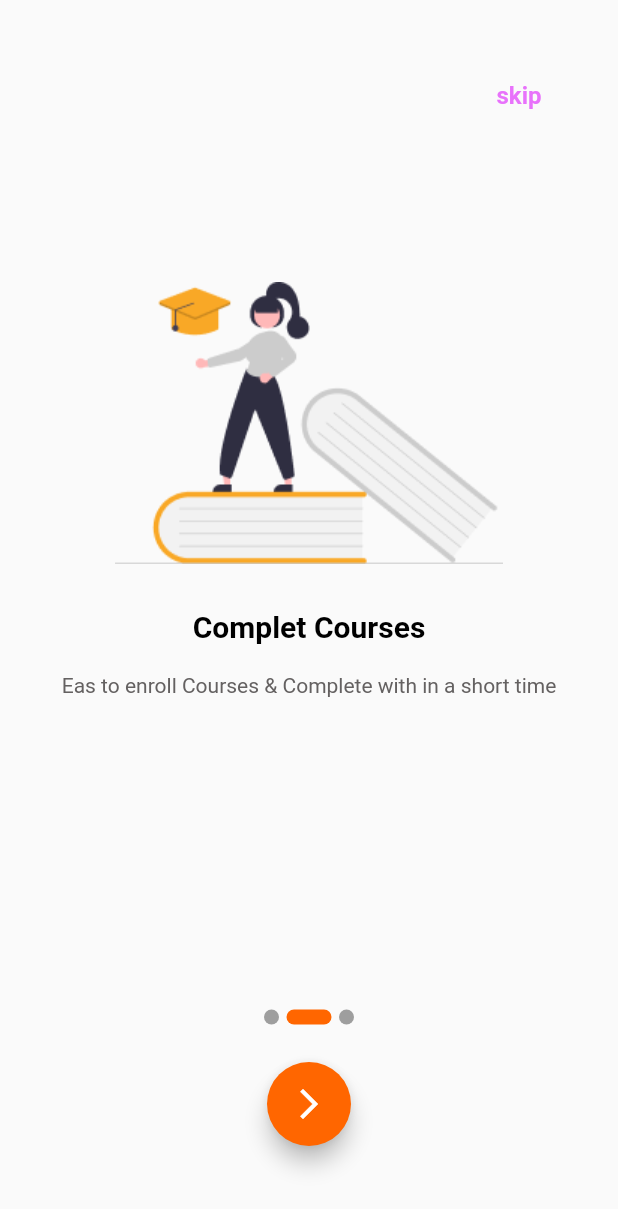
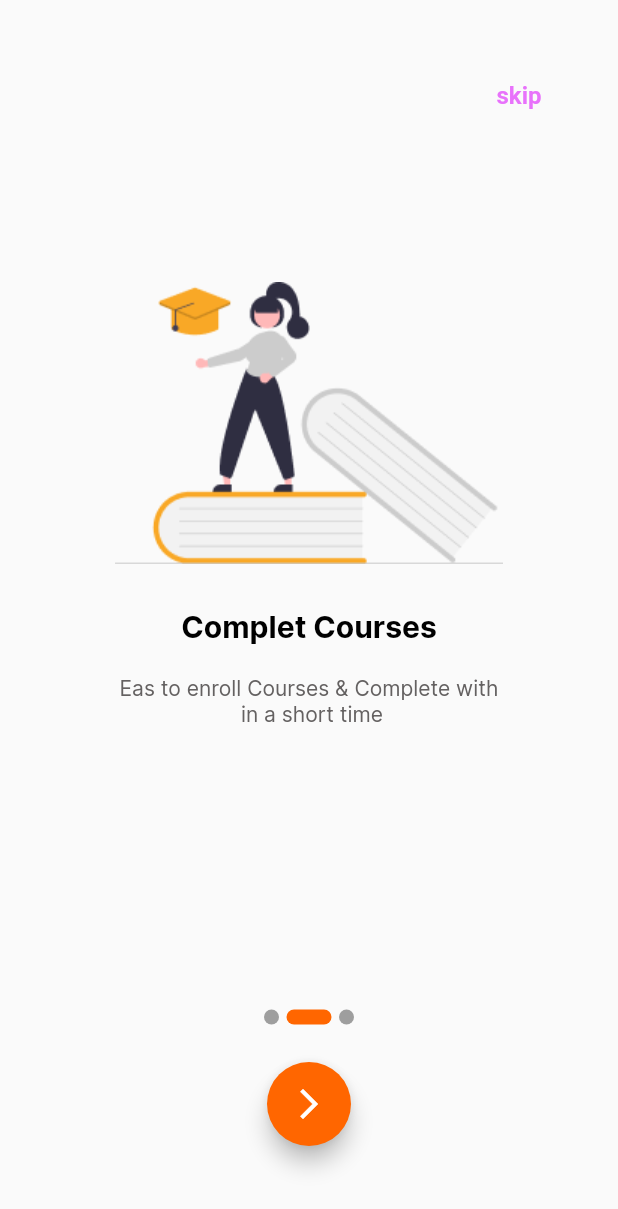
Before and after one commit to OHany1999/orangeApplication, a Flutter app: the OnBoardingScreen screen opened by its route, after a tap on the "arrow forward ios" icon, on a phone screen of 412 x 824 dp. Shown: the top 1209 px of the screen. Run offline on Flutter 3.47's test engine with Material 2 defaults, Android fonts, the phone set to English and light mode, and no system bars; drawn by our look-alikes of smooth_page_indicator.

Commit message:
small update

```diff
--- a/lib/main.dart
+++ b/lib/main.dart
@@ -14,7 +14,7 @@ class MyApp extends StatelessWidget {
     return MaterialApp(
       debugShowCheckedModeBanner: false,
       theme: MyTheme.lightTheme,
-      initialRoute: LoginScreen.routeName,
+      initialRoute: OnBoardingScreen.routeName,
       routes: {
         OnBoardingScreen.routeName: (context) => OnBoardingScreen(),
         LoginScreen.routeName: (context) => LoginScreen()
--- a/lib/screen/login/login.dart
+++ b/lib/screen/login/login.dart
@@ -17,7 +17,7 @@ class LoginScreen extends StatelessWidget {
           children: [
             Padding(
               padding: const EdgeInsets.only(
-                top: 163,
+                top: 120,
                 left: 10.0,
                 right: 20.0,
               ),
--- a/lib/screen/onBoarding/Boarding_item.dart
+++ b/lib/screen/onBoarding/Boarding_item.dart
@@ -4,18 +4,41 @@ import '../../model/onBoarding/onBoarding_model.dart';
 
 class OnBoardingItem extends StatelessWidget {
   OnBoardingModel onBoardingModel;
+
   OnBoardingItem(this.onBoardingModel);
+
   @override
   Widget build(BuildContext context) {
-    var screen_size= MediaQuery.of(context).size;
+    var screen_size = MediaQuery
+        .of(context)
+        .size;
     return Column(
       children: [
-        SizedBox(height: 100,),
+        SizedBox(
+          height: 100,
+        ),
         Image.asset(onBoardingModel.image),
-        SizedBox(height: 30,),
-        Text(onBoardingModel.title,style: TextStyle(fontSize: 20,color: Colors.black,fontWeight: FontWeight.w700,),),
-        SizedBox(height: 20,),
-        Text(onBoardingModel.body,style: TextStyle(color: Color(0xff646161),fontSize: 14),),
+        SizedBox(
+          height: 30,
+        ),
+        Text(
+          onBoardingModel.title,
+          style: TextStyle(
+            fontSize: 20,
+            color: Colors.black,
+            fontWeight: FontWeight.w700,
+            fontFamily: 'Inter',
+          ),
+        ),
+        SizedBox(
+          height: 20,
+        ),
+        Text(
+          onBoardingModel.body,
+          style: TextStyle(
+              color: Color(0xff646161), fontSize: 14, fontFamily: 'Inter',),
+          textAlign: TextAlign.center,
+        ),
       ],
     );
   }
--- a/lib/screen/onBoarding/onBoarding.dart
+++ b/lib/screen/onBoarding/onBoarding.dart
@@ -1,4 +1,5 @@
 import 'package:flutter/material.dart';
+import 'package:orange_course/screen/login/login.dart';
 import 'package:orange_course/screen/onBoarding/Boarding_item.dart';
 import 'package:orange_course/screen/onBoarding/onBoarding_vm.dart';
 import 'package:provider/provider.dart';
@@ -14,15 +15,15 @@ class OnBoardingScreen extends StatelessWidget {
     OnBoardingModel(
         image: 'assets/images/work.png',
         title: 'Never Stop Learning',
-        body: 'Expand you Knowledge in Covid 19 Lockdown'),
+        body: 'Expand you Knowledge in Covid 19 \n Lockdown'),
     OnBoardingModel(
         image: 'assets/images/success.png',
         title: 'Complet Courses',
-        body: 'Eas to enroll Courses & Complete with in a short time'),
+        body: 'Eas to enroll Courses & Complete with \n in a short time'),
     OnBoardingModel(
         image: 'assets/images/list.png',
         title: 'Complet Courses',
-        body: 'Eas to enroll Courses & Complete with in a short time'),
+        body: 'Eas to enroll Courses & Complete with \n in a short time'),
   ];
 
 
@@ -38,7 +39,7 @@ class OnBoardingScreen extends StatelessWidget {
             children: [
               Container(
                 margin: EdgeInsets.only(top: 40,left: 280),
-                child: pro.ShowSkip(),
+                child: pro.ShowSkip(context),
               ),
               Expanded(
                 child: PageView.builder(
@@ -50,7 +51,8 @@ class OnBoardingScreen extends StatelessWidget {
                   onPageChanged: (index){
                     if(index == onBoardingList.length -1){
                       pro.IsLast();
-                    }else{
+                    }
+                    else{
                       pro.IsNotLast();
                     }
                   },
@@ -73,7 +75,12 @@ class OnBoardingScreen extends StatelessWidget {
                   SizedBox(height: 25,),
                   FloatingActionButton(
                     onPressed: () {
-                      boardingController.nextPage(duration: Duration(milliseconds: 750), curve: Curves.fastLinearToSlowEaseIn);
+                      if(pro.isLast){
+                        Navigator.pushNamed(context, LoginScreen.routeName);
+                      }else{
+                        boardingController.nextPage(duration: Duration(milliseconds: 750), curve: Curves.fastLinearToSlowEaseIn);
+                      }
+
                     },
                     child: Icon(Icons.arrow_forward_ios,color: Colors.white,),
                     backgroundColor: Color(0xffFF6600),
--- a/lib/screen/onBoarding/onBoarding_vm.dart
+++ b/lib/screen/onBoarding/onBoarding_vm.dart
@@ -1,4 +1,5 @@
 import 'package:flutter/material.dart';
+import 'package:orange_course/screen/login/login.dart';
 
 class OnBoardingViewModel extends ChangeNotifier{
 
@@ -18,10 +19,12 @@ void IsLast(){
     notifyListeners();
   }
 
-Widget ShowSkip(){
+Widget ShowSkip(BuildContext context){
   if(isLast == false){
     return TextButton(
-      onPressed: (){},
+      onPressed: (){
+        Navigator.pushNamed(context,  LoginScreen.routeName);
+      },
       child: Text('skip',style: TextStyle(color: Color(0xffE872FB),fontSize: 16,fontWeight: FontWeight.w700),),
     );
   }else{
```
Also changed, not shown: pubspec.lock.
